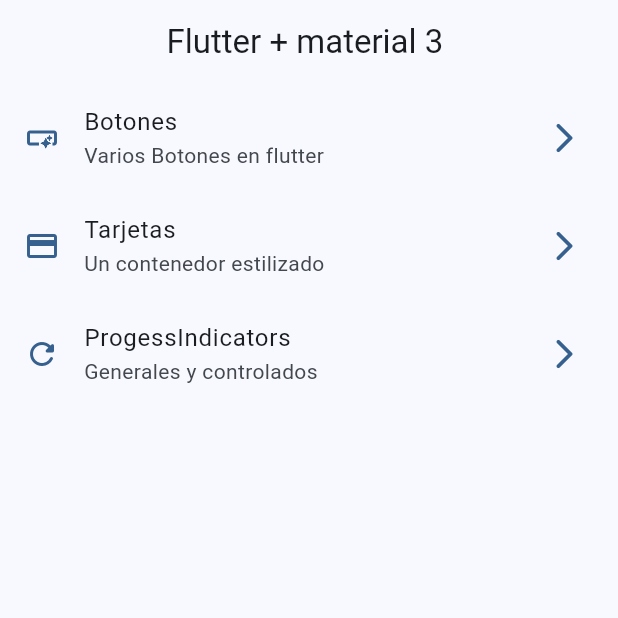
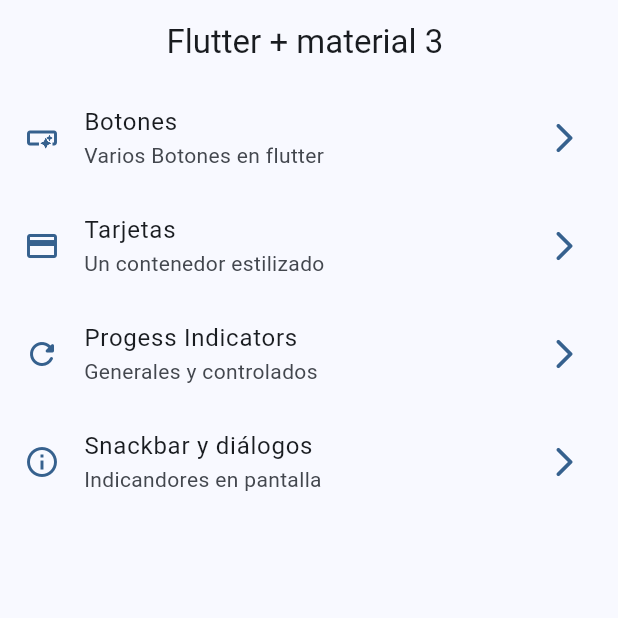
Before and after one commit to gabrielcabrera17/widget_app, a Flutter app: the screen it shows after launch, on a phone screen of 412 x 824 dp, the top half of it. Run offline on Flutter 3.47's test engine with Material 3 defaults, Android fonts, the phone set to English and light mode, and no system bars; our stand-ins replace go_router.

Commit message:
Añadiendo SanckBars

```diff
--- a/lib/config/menu/menu_items.dart
+++ b/lib/config/menu/menu_items.dart
@@ -34,10 +34,18 @@ const appMenuItems = <MenuItems>[
 
 
   MenuItems(
-    title: 'ProgessIndicators',
+    title: 'Progess Indicators',
     subTitle: 'Generales y controlados',
     link: '/progress',
     icon: Icons.refresh_rounded
+  ),
+
+
+  MenuItems(
+    title: 'Snackbar y diálogos',
+    subTitle: 'Indicandores en pantalla',
+    link: '/snackbars',
+    icon: Icons.info_outline
   )
 
 
--- a/lib/config/router/app_router.dart
+++ b/lib/config/router/app_router.dart
@@ -25,5 +25,10 @@ final appRouter = GoRouter(
        name: ProgressScreen.name,
       builder: (context, state) => const ProgressScreen(),
     ),
+    GoRoute(
+      path: '/snackbars',
+       name: SnackbarScreen.name,
+      builder: (context, state) => const SnackbarScreen(),
+    ),
   ],
 );
--- a/lib/presentation/screens/home/home_screen.dart
+++ b/lib/presentation/screens/home/home_screen.dart
@@ -1,9 +1,7 @@
 import 'package:flutter/material.dart';
 import 'package:go_router/go_router.dart';
 import 'package:widget_app/config/menu/menu_items.dart';
-import 'package:widget_app/config/router/app_router.dart';
-import 'package:widget_app/presentation/screens/buttons/buttons_screen.dart';
-import 'package:widget_app/presentation/screens/cards/cards_screen.dart';
+
 
 class HomeScreen extends StatelessWidget {
 
```
Also changed, not shown: lib/presentation/screens/snackbar/snackbar_screen.dart (+32 -1 lines).
